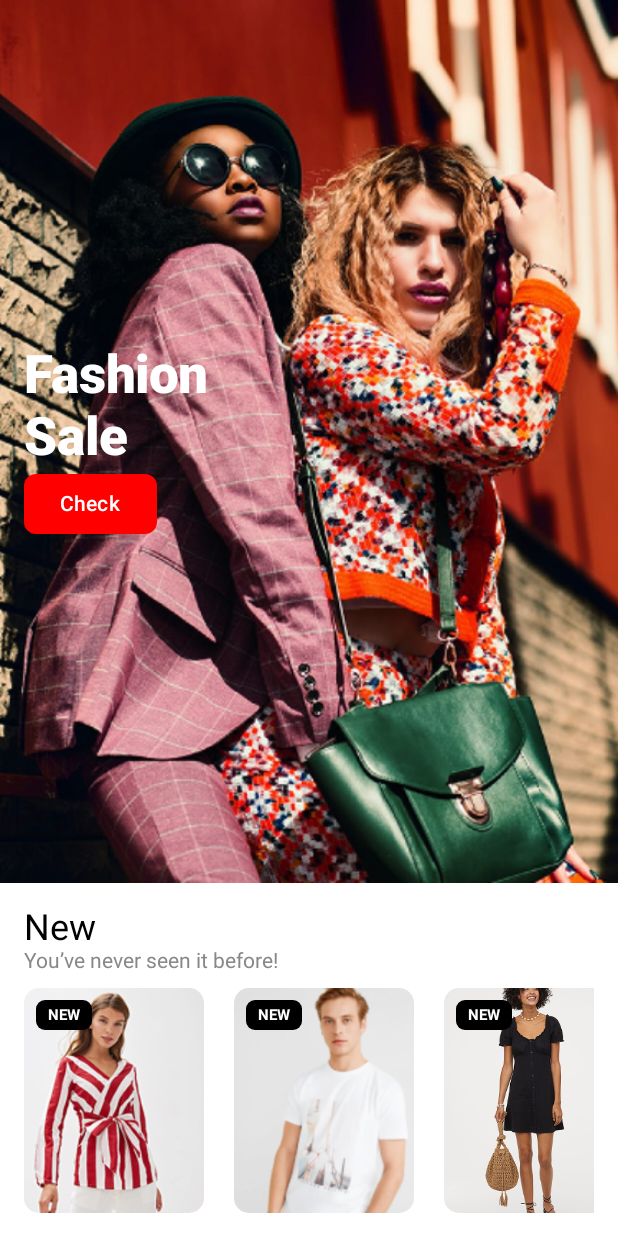
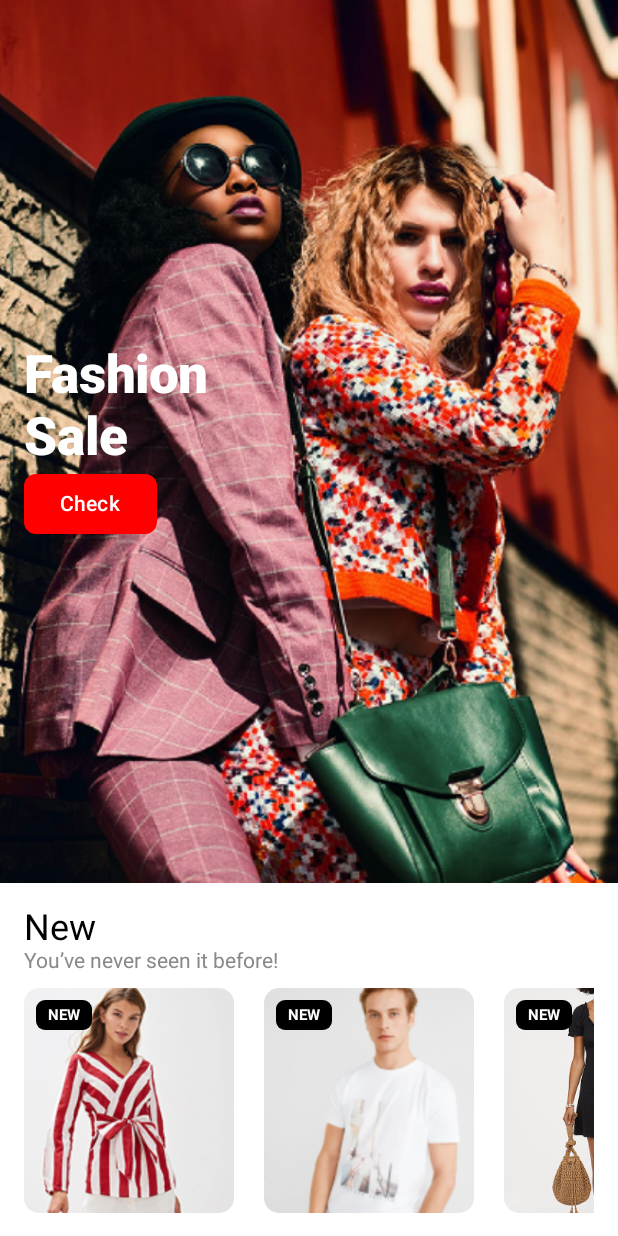
Before and after one commit to Nana-Manuel/ecommers, an Android app built with Jetpack Compose: the @Preview function PreviewFashionSaleScreen, on a phone screen of 412 x 824 dp. Run offline under Robolectric (Android 15) with nearby library versions, the phone set to English and light mode, and no system bars.

Commit message:
resized the new section

```diff
--- a/app/src/main/java/com/example/e_commers/ui/screens/Home Page.kt
+++ b/app/src/main/java/com/example/e_commers/ui/screens/Home Page.kt
@@ -107,7 +107,7 @@ fun NewArrivalsSection() {
                 Box(
                     modifier = Modifier
                         .height(150.dp)
-                        .width(120.dp)
+                        .width(140.dp)
                         .clip(RoundedCornerShape(10.dp))
                 ) {
                     Image(
```
